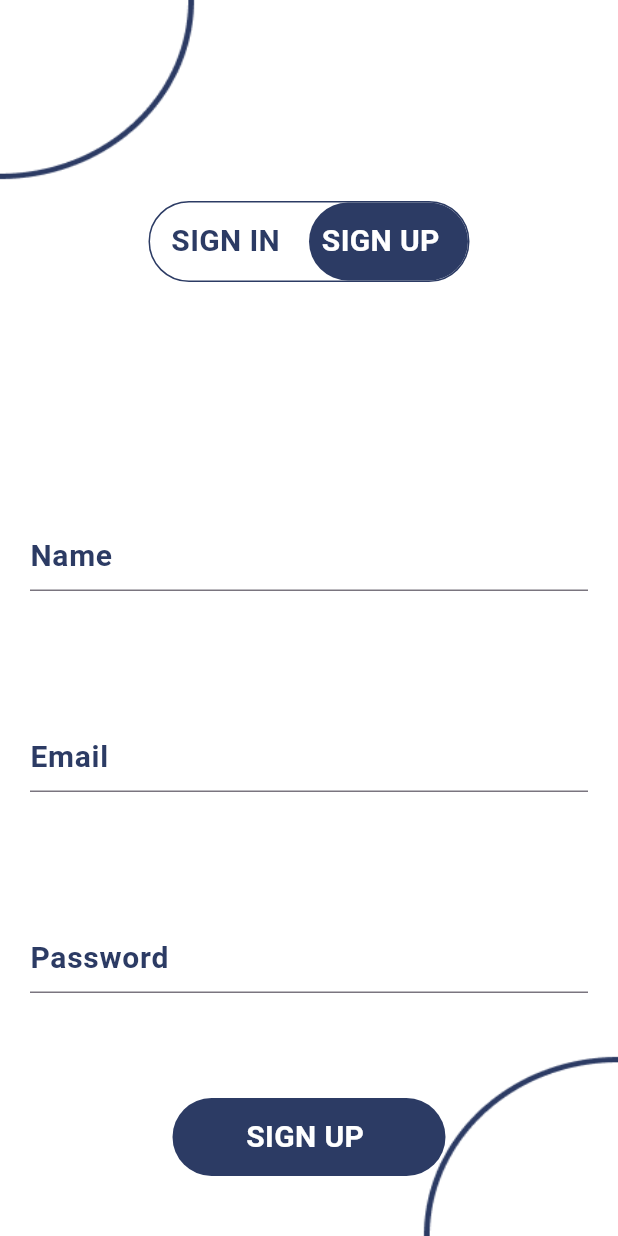
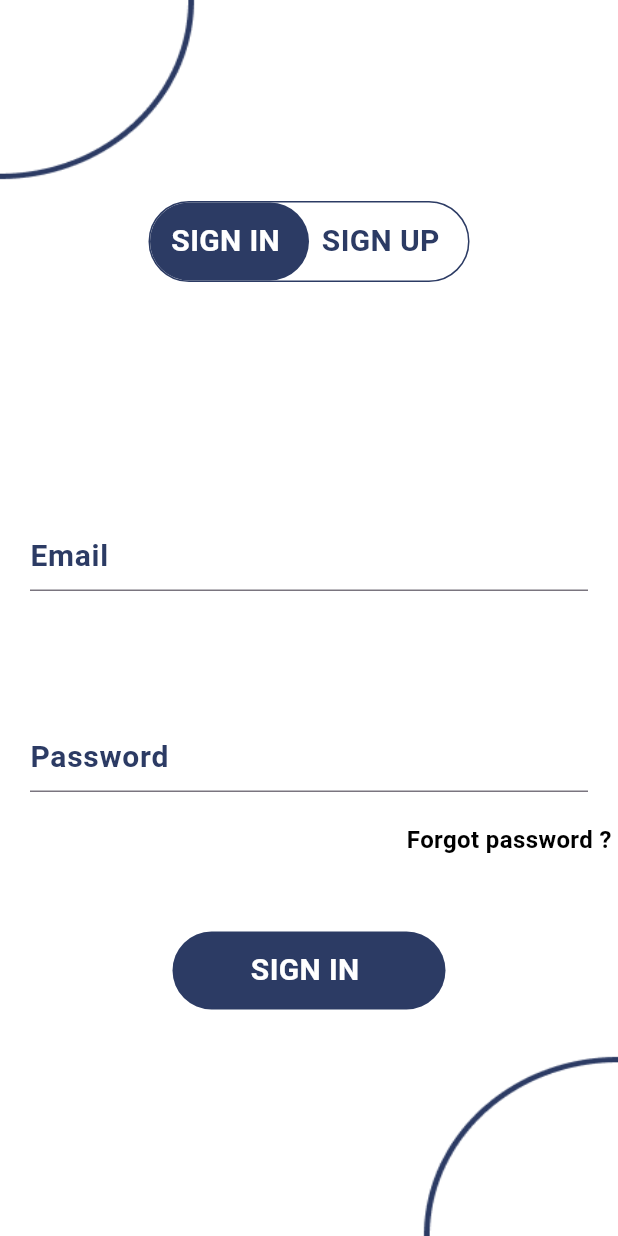
Before and after one commit to Dharalunagariya/appproject, a Flutter app: the screen it shows after launch, on a phone screen of 412 x 824 dp. Run offline on Flutter 3.47's test engine with Material 3 defaults, Android fonts, the phone set to English and light mode, and no system bars; our stand-ins replace firebase_auth, firebase_core; accounts and stored records are empty.

Commit message:
31/01/25

```diff
--- a/lib/homescreen.dart
+++ b/lib/homescreen.dart
@@ -10,6 +10,10 @@ class Homescreen extends StatefulWidget {
 class _HomescreenState extends State<Homescreen> {
   @override
   Widget build(BuildContext context) {
-    return Scaffold();
+    return Scaffold(
+      appBar: AppBar(
+        title: Text("Home screen"),
+      ),
+    );
   }
 }
--- a/lib/main.dart
+++ b/lib/main.dart
@@ -3,8 +3,10 @@ import 'package:flutter/material.dart';
 import 'package:flutter_application_1/signin.dart';
 import 'package:flutter_application_1/firebase_options.dart';
 import 'package:flutter_application_1/signup.dart';
+import 'package:flutter_application_1/streem.dart';
 
 void main() async {
+  WidgetsFlutterBinding.ensureInitialized();
   await Firebase.initializeApp(
     options: DefaultFirebaseOptions.currentPlatform,
   );
@@ -21,25 +23,10 @@ class MyApp extends StatelessWidget {
       debugShowCheckedModeBanner: false,
       title: 'Flutter Demo',
       theme: ThemeData(
-        // This is the theme of your application.
-        //
-        // TRY THIS: Try running your application with "flutter run". You'll see
-        // the application has a purple toolbar. Then, without quitting the app,
-        // try changing the seedColor in the colorScheme below to Colors.green
-        // and then invoke "hot reload" (save your changes or press the "hot
-        // reload" button in a Flutter-supported IDE, or press "r" if you used
-        // the command line to start the app).
-        //
-        // Notice that the counter didn't reset back to zero; the application
-        // state is not lost during the reload. To reset the state, use hot
-        // restart instead.
-        //
-        // This works for code too, not just values: Most code changes can be
-        // tested with just a hot reload.
         colorScheme: ColorScheme.fromSeed(seedColor: Colors.deepPurple),
         useMaterial3: true,
       ),
-      home: Signupscreen(),
+      home: StreemScreen(),
     );
   }
 }
--- a/lib/signin.dart
+++ b/lib/signin.dart
@@ -38,6 +38,7 @@ class _loginscreenState extends State<loginscreen> {
         ),
         fit: BoxFit.fill,
       )),
+      child: SingleChildScrollView(
         child: Column(
           children: [
             Padding(
@@ -192,6 +193,7 @@ class _loginscreenState extends State<loginscreen> {
             )
           ],
         ),
+      ),
     ));
   }
 
--- /dev/null
+++ b/lib/streem.dart
@@ -0,0 +1,23 @@
+import 'package:firebase_auth/firebase_auth.dart';
+import 'package:flutter/material.dart';
+import 'package:flutter_application_1/homescreen.dart';
+import 'package:flutter_application_1/signin.dart';
+
+class StreemScreen extends StatelessWidget {
+  const StreemScreen({super.key});
+
+  @override
+  Widget build(BuildContext context) {
+    return Scaffold(
+      body: StreamBuilder(
+          stream: FirebaseAuth.instance.authStateChanges(),
+          builder: (context, snapshot) {
+            if (snapshot.hasData) {
+              return Homescreen();
+            } else {
+              return loginscreen();
+            }
+          }),
+    );
+  }
+}
```
Also changed, not shown: 1 other file. Lines whose indentation alone changed are shown as unchanged.
